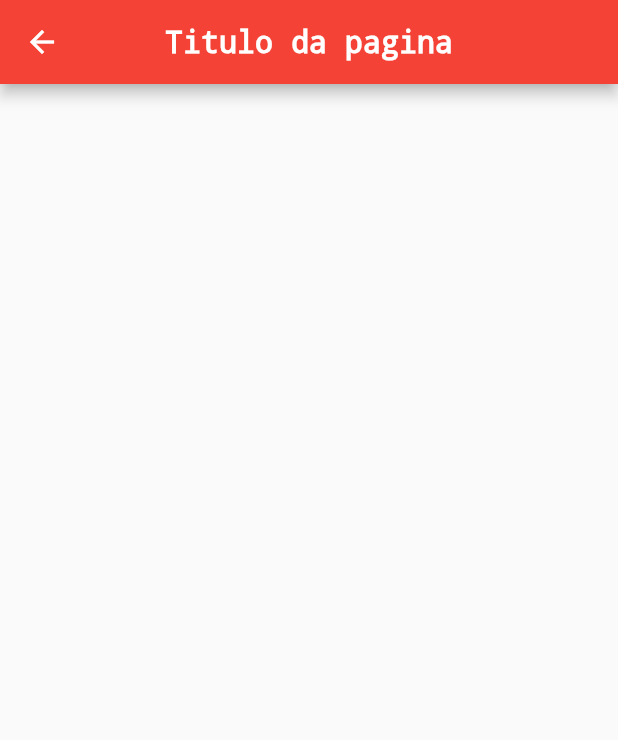
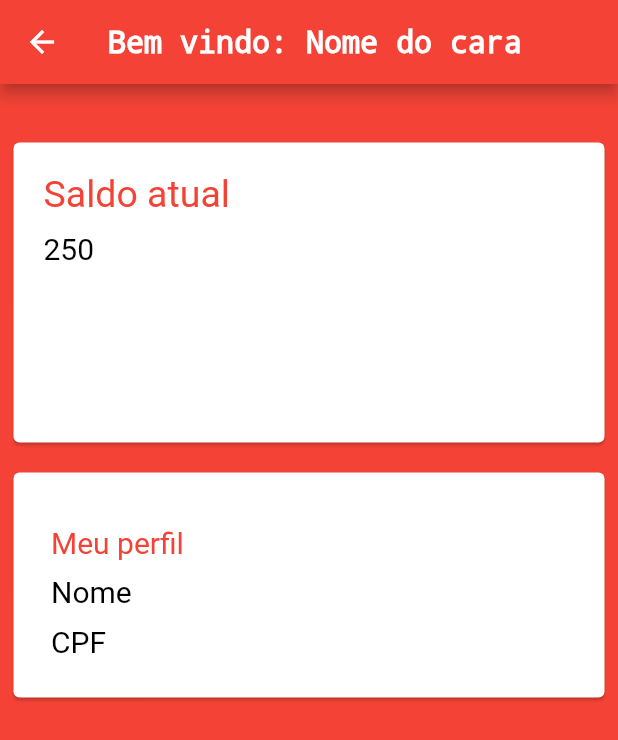
Before and after one commit to Magnothiago/AlfaBank, a Flutter app: the TelaPrincipal screen opened directly, on a phone screen of 412 x 824 dp. Shown: the top 740 px of the screen. Run offline on Flutter 3.47's test engine with Material 2 defaults, Android fonts, the phone set to English and light mode, and no system bars; our stand-ins replace brasil_fields, email_validator; missing offline and left inert: cpfcnpj.

Commit message:
adicao dos cards para exibicao dos dados da conta

```diff
--- a/lib/screnn/login.dart
+++ b/lib/screnn/login.dart
@@ -1,5 +1,6 @@
 import 'package:alfa_banck/components/button_login_inicial.dart';
 import 'package:alfa_banck/components/text_fild.dart';
+import 'package:alfa_banck/screnn/tela_principal.dart';
 import 'package:flutter/material.dart';
 
 class Login extends StatelessWidget {
@@ -52,18 +53,20 @@ class Login extends StatelessWidget {
             Button_login_inicial(
               title: 'Login',
               hasBorder: true,
-              aoClicar: () {},
+              aoClicar: () {
+                Navigator.push(context,MaterialPageRoute(builder:(context) =>TelaPrincipal()));
+              },
             ),
             SizedBox(
               height: 10,
             ),
-            Button_login_inicial(
-              title: 'Voltar',
-              hasBorder: true,
-              aoClicar: () {
-                Navigator.of(context).pop();
-              },
-            ),
+            // Button_login_inicial(
+            //   title: 'Voltar',
+            //   hasBorder: true,
+            //   aoClicar: () {
+            //     Navigator.of(context).pop();
+            //   },
+            // ),
           ],
         ),
       ),
--- a/lib/screnn/tela_principal.dart
+++ b/lib/screnn/tela_principal.dart
@@ -4,15 +4,81 @@ class TelaPrincipal extends StatelessWidget {
   @override
   Widget build(BuildContext context) {
     return Scaffold(
+      backgroundColor: Colors.red,
       appBar: AppBar(
         centerTitle: true,
         title: Text(
-          "Titulo da pagina",
+          "Bem vindo: Nome do cara",
           style: TextStyle(fontFamily: "Courier", fontWeight: FontWeight.bold),
         ),
       ),
       body: ListView(
         padding: EdgeInsets.all(5),
+        children: [
+          SizedBox(
+            height: 30,
+          ),
+          Card(
+            child: InkWell(
+              splashColor: Colors.white,
+              onTap: (){
+                Text("Chamar tela de detalhes do usuário");
+              },
+              child: Container(
+                padding: EdgeInsets.all(20),
+                width: 300,
+                height: 200,
+                child: ListView(
+                  children: [
+                    SizedBox(
+                      width: 20,
+                    ),
+                    Text("Saldo atual",style: TextStyle(fontSize: 25,color: Colors.red),),
+                    SizedBox(
+                      height: 10,
+                    ),
+                    Text("250",style: TextStyle(fontSize: 20,color: Colors.black),)
+                  ],
+                ),
+              ),
+            ),
+          ),
+          SizedBox(
+            height: 12,
+          ),
+          Card(
+            child:InkWell(
+              onTap: (){
+                Text('Editar perfil do cara');
+              },
+              child: Container(
+                padding: EdgeInsets.all(20),
+                width: 300,
+                height: 150,
+                child: ListView(
+                  padding: EdgeInsets.all(5),
+                  children: [
+                    SizedBox(
+                      height: 10,
+                    ),
+                    Text("Meu perfil",style: TextStyle(fontSize: 20,color: Colors.red),
+                    ),
+                    SizedBox(
+                      height: 10,
+                    ),
+                    Text("Nome",style: TextStyle(fontSize: 20,color: Colors.black),
+                  ),
+                    SizedBox(
+                      height: 10,
+                    ),
+                  Text("CPF",style: TextStyle(fontSize: 20,color: Colors.black),)
+                  ],
+                ),
+
+              ),
+            ),
+          )
+        ],
       ),
     );
   }
```
